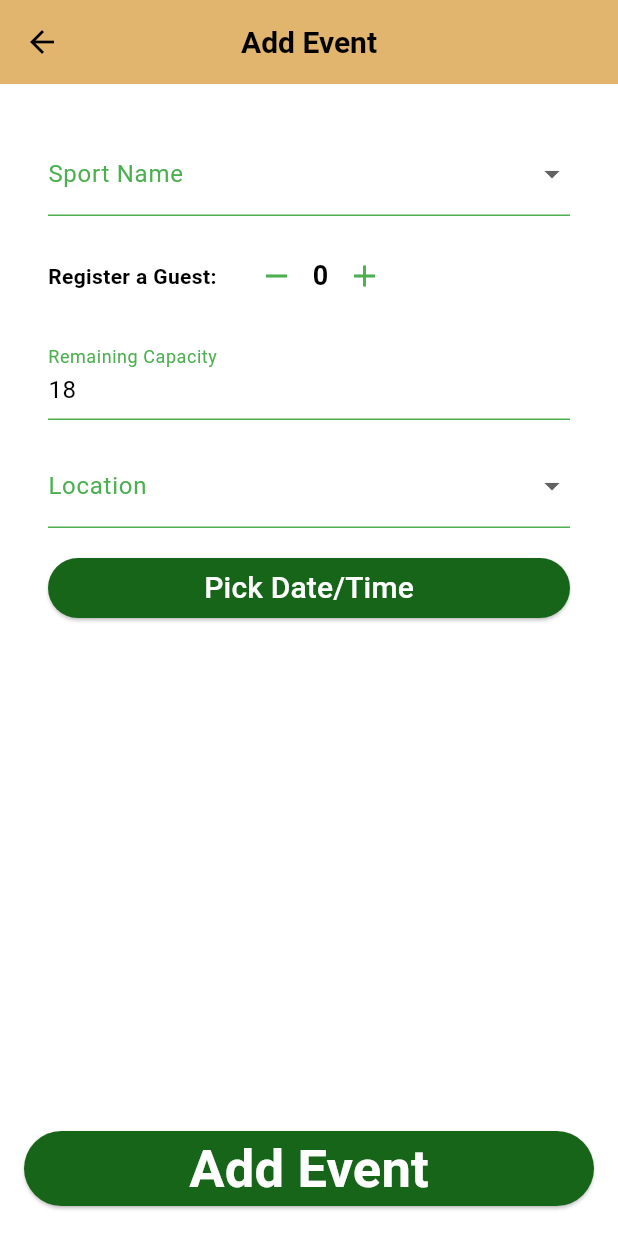
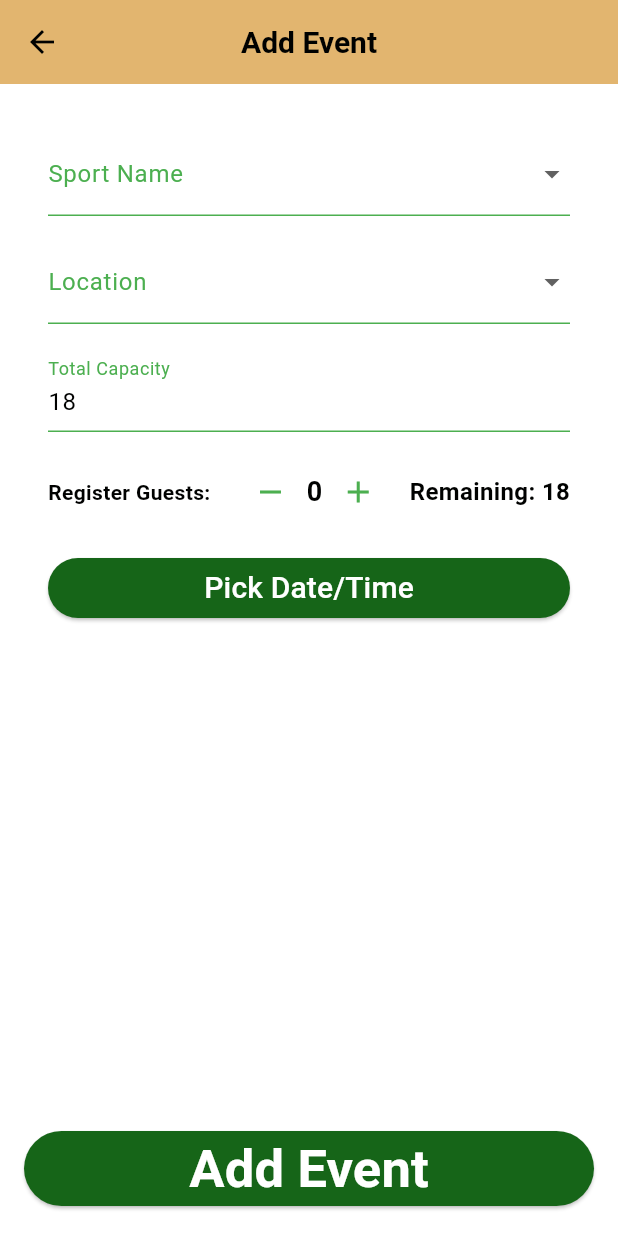
Before and after one commit to yousef1mb/KFUPM_Sports, a Flutter app: the AddEventView screen opened directly, on a phone screen of 412 x 824 dp. Run offline on Flutter 3.47's test engine with Material 3 defaults, Android fonts, the phone set to English and light mode, and no system bars; our stand-ins replace cloud_firestore, firebase_auth, firebase_core, image_picker, shared_preferences; accounts and stored records are empty.

Commit message:
Add page UI

```diff
--- a/lib/features/main_page/presentation/views/add_event_view.dart
+++ b/lib/features/main_page/presentation/views/add_event_view.dart
@@ -24,7 +24,7 @@ class _AddEventViewState extends State<AddEventView> {
   DateTime? selectedDateTime;
   int playersCount = 0;
   int capacity = 18; // Default total capacity
-  int remainingCapacity = 18; // Tracks remaining capacity
+  int remainingCapacity = 18; // Remaining capacity (calculated dynamically)
 
   @override
   void initState() {
@@ -54,7 +54,6 @@ class _AddEventViewState extends State<AddEventView> {
           ListView(
             padding: const EdgeInsets.all(32),
             children: [
-              // Sport Name Dropdown
               DropdownButtonFormField<String>(
                 decoration: const InputDecoration(labelText: "Sport Name"),
                 items: sports.map((sport) {
@@ -71,12 +70,49 @@ class _AddEventViewState extends State<AddEventView> {
               ),
               const SizedBox(height: 16),
 
+              // Location Dropdown
+              DropdownButtonFormField<String>(
+                decoration: const InputDecoration(labelText: "Location"),
+                items: locations.map((loc) {
+                  return DropdownMenuItem<String>(
+                    value: loc,
+                    child: Text(loc),
+                  );
+                }).toList(),
+                onChanged: (value) {
+                  if (value != null) {
+                    event.location = value;
+                  }
+                },
+              ),
+              const SizedBox(height: 16),
+
+              // Total Capacity Input Field
+              TextFormField(
+                initialValue: capacity.toString(),
+                decoration: const InputDecoration(
+                  labelText: "Total Capacity",
+                ),
+                keyboardType: TextInputType.number,
+                onChanged: (value) {
+                  setState(() {
+                    final newCapacity = int.tryParse(value) ?? capacity;
+                    remainingCapacity = newCapacity - playersCount; // Update remaining capacity
+                    capacity = newCapacity;
+                  });
+                },
+              ),
+              const SizedBox(height: 16),
+
+              // Register Guests and Remaining Capacity
+              Row(
+                mainAxisAlignment: MainAxisAlignment.spaceBetween,
+                children: [
                   // Register Guests
                   Row(
-                mainAxisAlignment: MainAxisAlignment.start,
                     children: [
                       const Text(
-                    "Register a Guest:",
+                        "Register Guests:",
                         style: TextStyle(fontWeight: FontWeight.bold),
                       ),
                       const SizedBox(width: 16),
@@ -117,32 +153,15 @@ class _AddEventViewState extends State<AddEventView> {
                       ),
                     ],
                   ),
-              const SizedBox(height: 16),
-
-              // Remaining Capacity Display
-              TextFormField(
-                initialValue: remainingCapacity.toString(),
-                readOnly: true,
-                decoration: const InputDecoration(
-                  labelText: "Remaining Capacity",
+                  // Remaining Capacity
+                  Text(
+                    "Remaining: $remainingCapacity",
+                    style: const TextStyle(
+                      fontWeight: FontWeight.bold,
+                      fontSize: 16,
                     ),
                   ),
-              const SizedBox(height: 16),
-
-              // Location Dropdown
-              DropdownButtonFormField<String>(
-                decoration: const InputDecoration(labelText: "Location"),
-                items: locations.map((loc) {
-                  return DropdownMenuItem<String>(
-                    value: loc,
-                    child: Text(loc),
-                  );
-                }).toList(),
-                onChanged: (value) {
-                  if (value != null) {
-                    event.location = value;
-                  }
-                },
+                ],
               ),
               const SizedBox(height: 16),
 
@@ -221,6 +240,7 @@ class _AddEventViewState extends State<AddEventView> {
                     "sport": event.sport,
                     "player": event.player,
                     "playersJoined": event.playersJoined,
+                    "capacity": capacity.toString(),
                     "remainingCapacity": remainingCapacity.toString(),
                     "date": event.date,
                     "location": event.location,
--- a/lib/providers/general_provider.dart
+++ b/lib/providers/general_provider.dart
@@ -6,7 +6,7 @@ class GeneralProvider extends ChangeNotifier {
   Event event = Event(
     sport: 'TBA',
     player: 'Uknown',
-    playersJoined: '0/22',
+    playersJoined: '0',
     date: 'TBA',
     location: 'TBA',
     imageUrl: 'assets/images/black.jpg',
```
Lines whose indentation alone changed are shown as unchanged.
